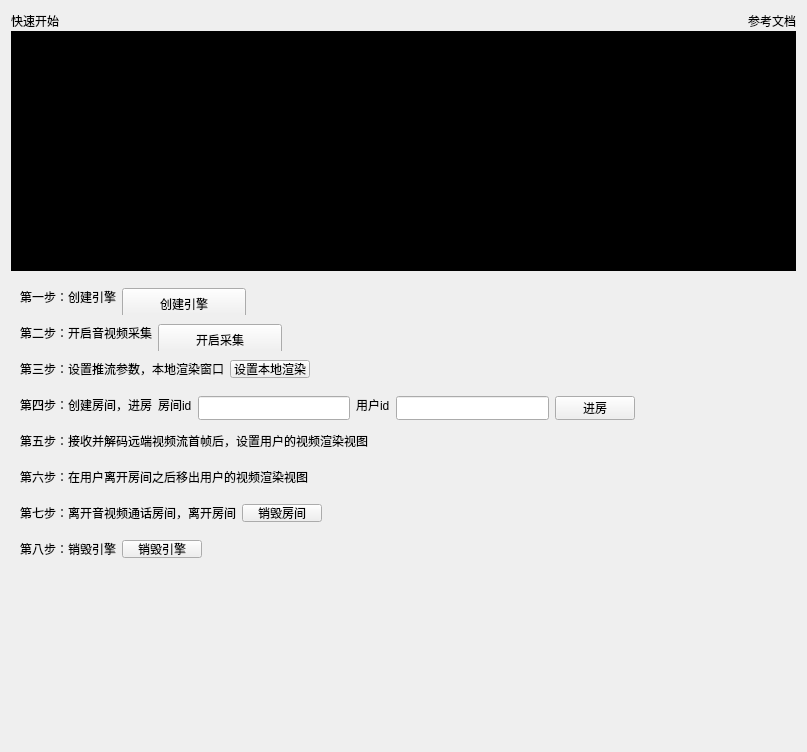
First picture: the form in Windows/src/Basic/QuickStartWidget.ui, repository volcengine/VolcEngineRTC, before the edit.
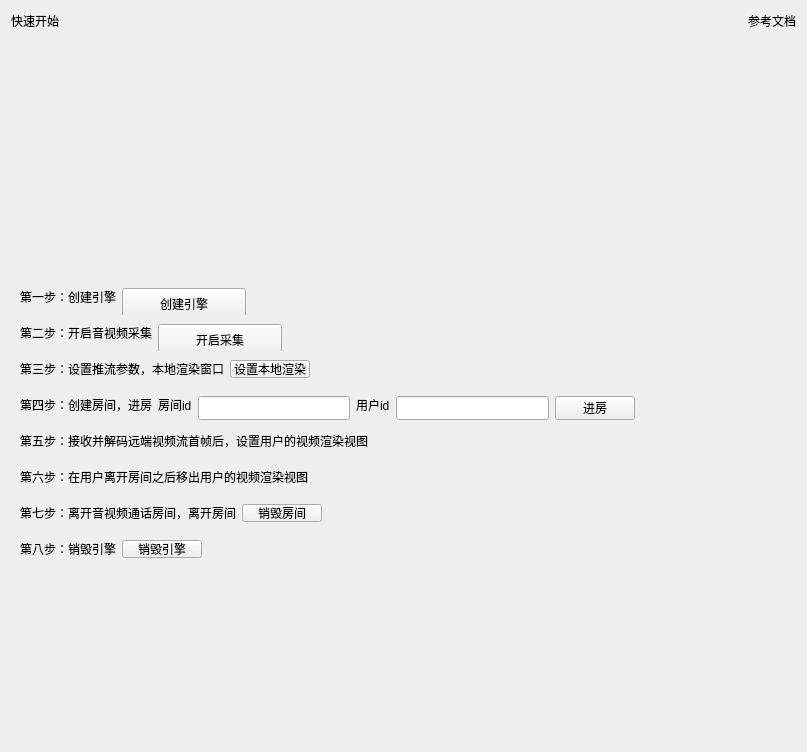
Second picture: the form after the edit. Icons and pictures are not drawn. Custom widgets are drawn as their Qt base class.

```diff
--- a/Windows/src/Basic/QuickStartWidget.ui
+++ b/Windows/src/Basic/QuickStartWidget.ui
@@ -93,7 +93,7 @@
         </size>
        </property>
        <property name="styleSheet">
-        <string notr="true">background: black;</string>
+        <string notr="true"/>
        </property>
        <layout class="QHBoxLayout" name="horizontalLayout">
         <property name="spacing">
```
